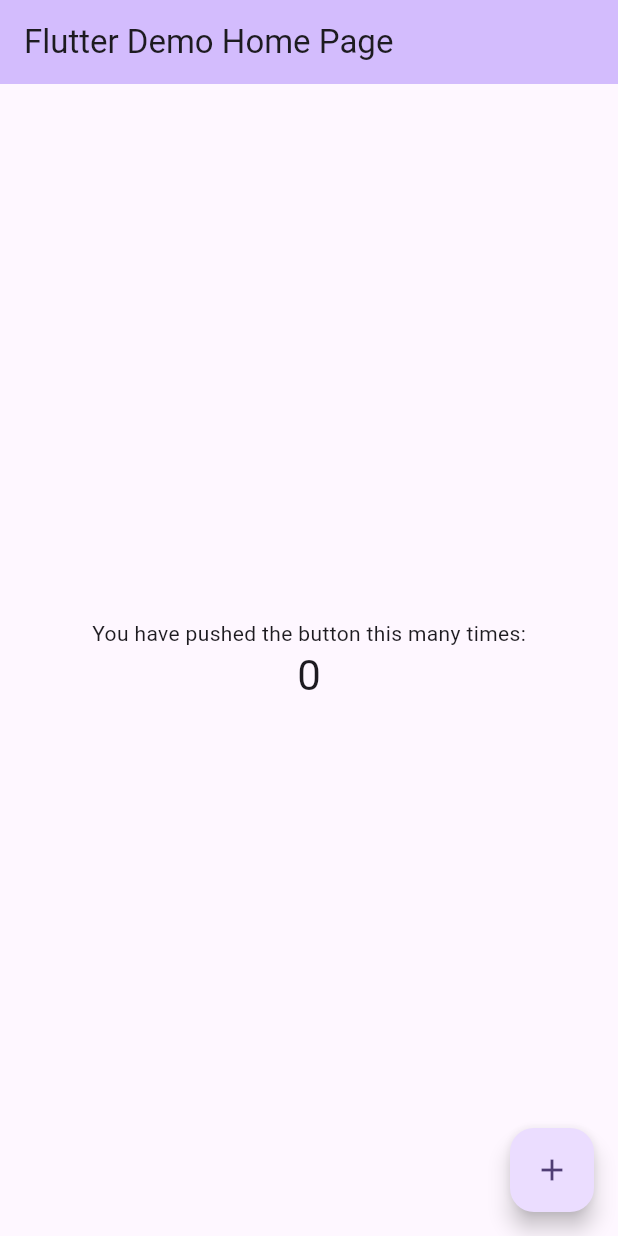
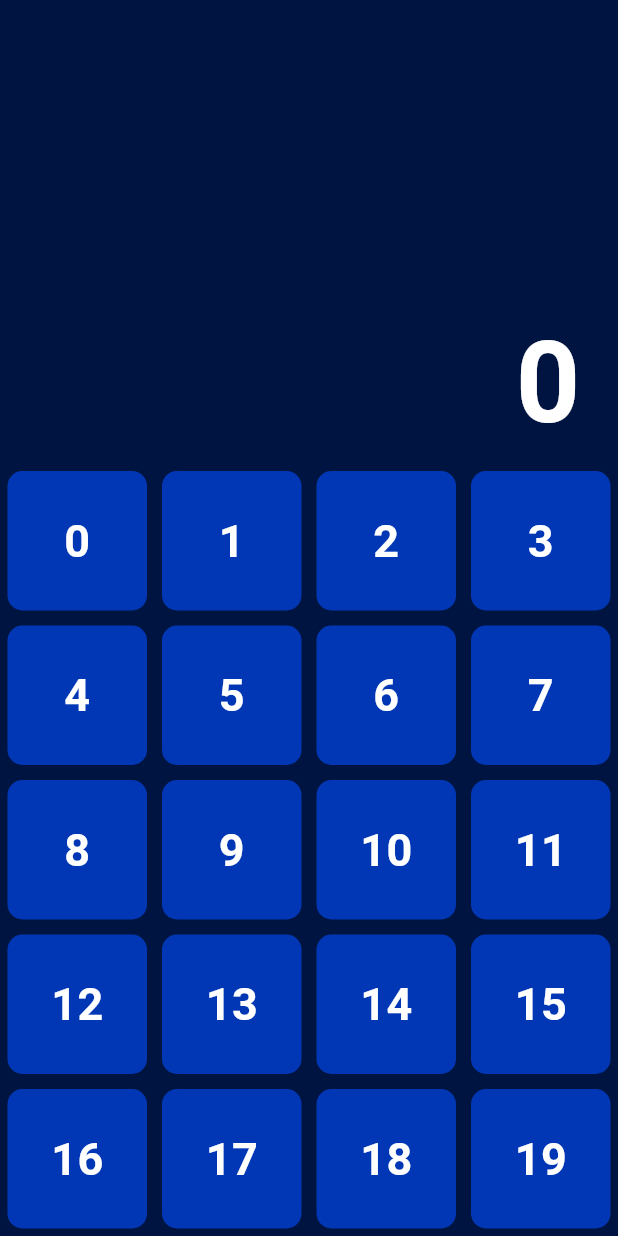
Before and after one commit to Eeva-cyber/Calculator-App, a Flutter app: the screen it shows after launch, on a phone screen of 412 x 824 dp. Run offline on Flutter 3.47's test engine with Material 3 defaults, Android fonts, the phone set to English and light mode, and no system bars.

Commit message:
Built basic UI for calculator

```diff
--- a/lib/main.dart
+++ b/lib/main.dart
@@ -1,122 +1,18 @@
+import 'package:calculator_app/pages/calculator_app.dart';
 import 'package:flutter/material.dart';
 
 void main() {
-  runApp(const MyApp());
+  runApp(MyApp());
 }
 
 class MyApp extends StatelessWidget {
   const MyApp({super.key});
 
-  // This widget is the root of your application.
   @override
   Widget build(BuildContext context) {
     return MaterialApp(
-      title: 'Flutter Demo',
-      theme: ThemeData(
-        // This is the theme of your application.
-        //
-        // TRY THIS: Try running your application with "flutter run". You'll see
-        // the application has a purple toolbar. Then, without quitting the app,
-        // try changing the seedColor in the colorScheme below to Colors.green
-        // and then invoke "hot reload" (save your changes or press the "hot
-        // reload" button in a Flutter-supported IDE, or press "r" if you used
-        // the command line to start the app).
-        //
-        // Notice that the counter didn't reset back to zero; the application
-        // state is not lost during the reload. To reset the state, use hot
-        // restart instead.
-        //
-        // This works for code too, not just values: Most code changes can be
-        // tested with just a hot reload.
-        colorScheme: ColorScheme.fromSeed(seedColor: Colors.deepPurple),
-      ),
-      home: const MyHomePage(title: 'Flutter Demo Home Page'),
+      debugShowCheckedModeBanner: false,
+      home: CalculatorApp(),
     );
   }
 }
-
-class MyHomePage extends StatefulWidget {
-  const MyHomePage({super.key, required this.title});
-
-  // This widget is the home page of your application. It is stateful, meaning
-  // that it has a State object (defined below) that contains fields that affect
-  // how it looks.
-
-  // This class is the configuration for the state. It holds the values (in this
-  // case the title) provided by the parent (in this case the App widget) and
-  // used by the build method of the State. Fields in a Widget subclass are
-  // always marked "final".
-
-  final String title;
-
-  @override
-  State<MyHomePage> createState() => _MyHomePageState();
-}
-
-class _MyHomePageState extends State<MyHomePage> {
-  int _counter = 0;
-
-  void _incrementCounter() {
-    setState(() {
-      // This call to setState tells the Flutter framework that something has
-      // changed in this State, which causes it to rerun the build method below
-      // so that the display can reflect the updated values. If we changed
-      // _counter without calling setState(), then the build method would not be
-      // called again, and so nothing would appear to happen.
-      _counter++;
-    });
-  }
-
-  @override
-  Widget build(BuildContext context) {
-    // This method is rerun every time setState is called, for instance as done
-    // by the _incrementCounter method above.
-    //
-    // The Flutter framework has been optimized to make rerunning build methods
-    // fast, so that you can just rebuild anything that needs updating rather
-    // than having to individually change instances of widgets.
-    return Scaffold(
-      appBar: AppBar(
-        // TRY THIS: Try changing the color here to a specific color (to
-        // Colors.amber, perhaps?) and trigger a hot reload to see the AppBar
-        // change color while the other colors stay the same.
-        backgroundColor: Theme.of(context).colorScheme.inversePrimary,
-        // Here we take the value from the MyHomePage object that was created by
-        // the App.build method, and use it to set our appbar title.
-        title: Text(widget.title),
-      ),
-      body: Center(
-        // Center is a layout widget. It takes a single child and positions it
-        // in the middle of the parent.
-        child: Column(
-          // Column is also a layout widget. It takes a list of children and
-          // arranges them vertically. By default, it sizes itself to fit its
-          // children horizontally, and tries to be as tall as its parent.
-          //
-          // Column has various properties to control how it sizes itself and
-          // how it positions its children. Here we use mainAxisAlignment to
-          // center the children vertically; the main axis here is the vertical
-          // axis because Columns are vertical (the cross axis would be
-          // horizontal).
-          //
-          // TRY THIS: Invoke "debug painting" (choose the "Toggle Debug Paint"
-          // action in the IDE, or press "p" in the console), to see the
-          // wireframe for each widget.
-          mainAxisAlignment: MainAxisAlignment.center,
-          children: <Widget>[
-            const Text('You have pushed the button this many times:'),
-            Text(
-              '$_counter',
-              style: Theme.of(context).textTheme.headlineMedium,
-            ),
-          ],
-        ),
-      ),
-      floatingActionButton: FloatingActionButton(
-        onPressed: _incrementCounter,
-        tooltip: 'Increment',
-        child: const Icon(Icons.add),
-      ), // This trailing comma makes auto-formatting nicer for build methods.
-    );
-  }
-}
--- /dev/null
+++ b/lib/pages/calculator_app.dart
@@ -0,0 +1,123 @@
+import 'package:flutter/material.dart';
+
+class CalculatorApp extends StatefulWidget {
+  const CalculatorApp({super.key});
+
+  @override
+  State<CalculatorApp> createState() => _CalculatorAppState();
+}
+
+class _CalculatorAppState extends State<CalculatorApp> {
+
+  //variable
+  int _firstNumber = 0;
+  int _secondNumber = 0;
+  int _firstAnswer = 0;
+
+  //methods
+  void _addition() {
+    setState(() {
+      _firstAnswer = _firstNumber + _secondNumber;
+    });
+  }
+
+  void _subtraction() {
+    setState(() {
+      _firstAnswer = _firstNumber - _secondNumber;
+    });
+  }
+
+  void _multiplication() {
+    setState(() {
+      _firstAnswer = _firstNumber * _secondNumber;
+    });
+  }
+
+  void _division() {
+    setState(() {
+      if (_secondNumber != 0) {
+        _firstAnswer = _firstNumber ~/ _secondNumber; // Integer division
+      } else {
+        _firstAnswer = 0; // Handle division by zero
+      }
+    });
+  }
+
+  void _clear() {
+    setState(() {
+      _firstNumber = 0;
+      _secondNumber = 0;
+      _firstAnswer = 0;
+    });
+  }
+
+  //UI
+  @override
+  Widget build(BuildContext context) {
+    return Scaffold(
+      backgroundColor: const Color.fromARGB(255, 0, 20, 65),
+      /*
+      appBar: AppBar(
+        title: Text(
+          "Calculator App",
+          style: TextStyle(
+            fontSize: 20,
+            fontWeight: FontWeight.bold,
+            color: Colors.white,
+          ),
+        ),
+        centerTitle: true,
+        backgroundColor: Colors.black
+      ),
+      */
+      body: Column(
+        children: [
+          //display area
+          Expanded(
+            child: Container(
+              width: double.infinity,
+              padding: const EdgeInsets.symmetric(horizontal: 25.0),
+              alignment: Alignment.bottomRight,
+              color: const Color.fromARGB(255, 0, 20, 65),
+              child: Text(
+                '$_firstAnswer',
+                style: TextStyle(
+                  fontSize: 75,
+                  fontWeight: FontWeight.bold,
+                  color: Colors.white,
+                ),
+              ),
+            ),
+          ),
+
+          //buttons area
+          GridView.builder(
+            gridDelegate: SliverGridDelegateWithFixedCrossAxisCount(
+              crossAxisCount: 4
+            ),
+            itemCount: 20,
+            shrinkWrap: true,
+            physics: NeverScrollableScrollPhysics(),
+            itemBuilder: (context, index) => Container(
+              decoration: BoxDecoration(
+                borderRadius: BorderRadius.circular(10.0),
+                color: const Color.fromARGB(255, 1, 55, 181),
+              ),
+              margin: EdgeInsets.all(5.0),
+              child: Center(
+                child: Text(
+                  '$index',
+                  style: TextStyle(
+                    fontSize: 30,
+                    fontWeight: FontWeight.bold,
+                    color: Colors.white,
+                  ),
+                ),
+              ),
+            ),
+          ),
+        ],
+      ),
+    );
+  }
+}
```
